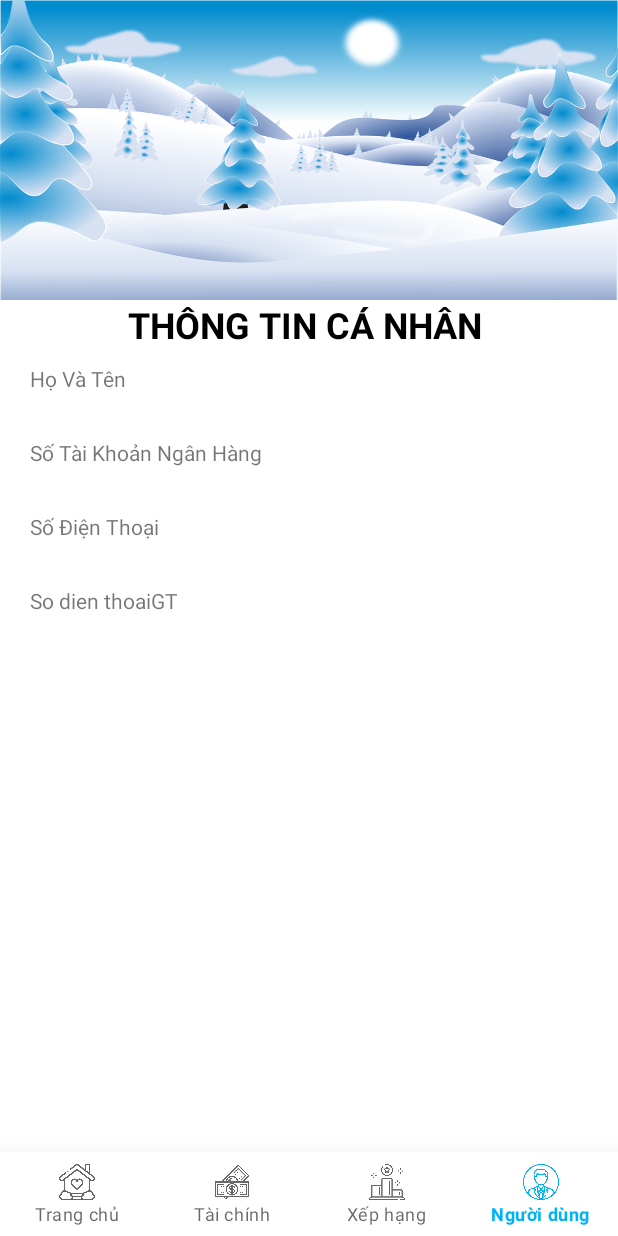
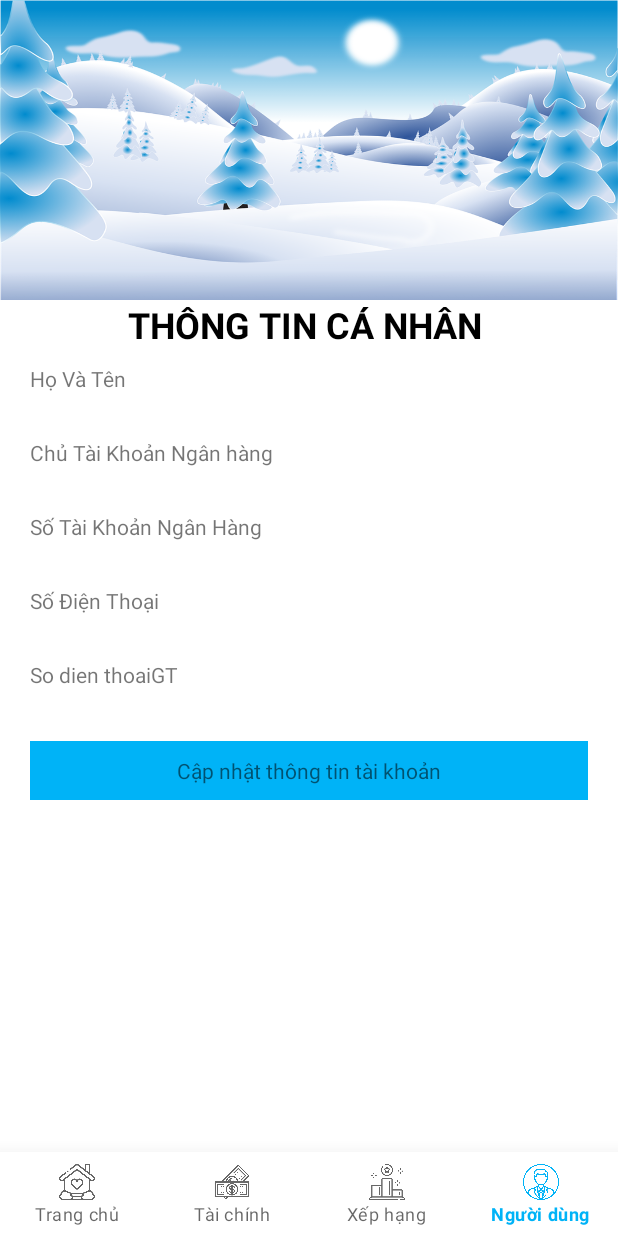
Before and after one commit to phong6786789/applikeanh, an Android app: the UserFragment screen opened through its navigation route, on a phone screen of 412 x 824 dp. Run offline under Robolectric (Android 15) with nearby library versions, the phone set to English and light mode, and no system bars; our stand-ins replace Firebase (no records; nobody signed in at launch, a user with empty details on screens opened directly), data binding, navigation-ui; 1 statement that could not run was skipped.

Commit message:
update the user screen

```diff
--- a/app/src/main/java/com/subi/likeanh/RegisterFragment.kt
+++ b/app/src/main/java/com/subi/likeanh/RegisterFragment.kt
@@ -97,7 +97,7 @@ class RegisterFragment : Fragment() {
                                                             "",
                                                             0,
                                                             edtMagt.text.toString(),
-                                                            androidID)
+                                                            androidID,"")
 
                                                         database.child(uid).setValue(user)
                                                             .addOnCompleteListener {
--- a/app/src/main/java/com/subi/likeanh/model/User.kt
+++ b/app/src/main/java/com/subi/likeanh/model/User.kt
@@ -9,8 +9,9 @@ data class User(
     var bank:String,
     var stk:Int,
     var sdtGt:String,
-    var idPhone:String
+    var idPhone:String,
+    var userBank: String
 
 ){
-    constructor():this("","","","",true, "",0,"","")
+    constructor():this("","","","",true, "",0,"","","")
 }
--- a/app/src/main/java/com/subi/likeanh/user/UserFragment.kt
+++ b/app/src/main/java/com/subi/likeanh/user/UserFragment.kt
@@ -9,6 +9,7 @@ import android.view.ViewGroup
 import android.view.animation.AnimationUtils
 import androidx.fragment.app.viewModels
 import androidx.lifecycle.ViewModel
+import androidx.navigation.fragment.findNavController
 import com.google.android.material.bottomnavigation.BottomNavigationView
 import com.google.firebase.database.FirebaseDatabase
 import com.subi.likeanh.BR
@@ -26,7 +27,7 @@ import com.subi.likeanh.model.User
 import kotlin.math.log
 
 
-class UserFragment : Fragment() {
+class UserFragment : Fragment(), View.OnClickListener {
     private lateinit var binding: FragmentUserBinding
     private val viewModel: UserViewModel by viewModels()
     private var user = FirebaseAuth.getInstance().currentUser
@@ -40,7 +41,12 @@ class UserFragment : Fragment() {
         binding = FragmentUserBinding.inflate(inflater, container, false)
         init()
         checkForSetDataToUserFragment()
+        setOnClickForViews()
         return binding.root;
+    }
+
+    private fun setOnClickForViews() {
+        binding.tvMoveToScreenUpdatesUser.setOnClickListener(this)
     }
 
     private fun checkForSetDataToUserFragment() {
@@ -70,4 +76,16 @@ class UserFragment : Fragment() {
         requireActivity().findViewById<BottomNavigationView>(R.id.bottom_nav).visibility =
             View.VISIBLE
     }
+
+    override fun onClick(v: View?) {
+        when (v?.id) {
+            R.id.tvMoveToScreenUpdatesUser -> {
+                startToAnotherScreen()
+            }
+        }
+    }
+
+    private fun startToAnotherScreen() {
+        findNavController().navigate(R.id.editUserFragment)
+    }
 }
--- /dev/null
+++ b/app/src/main/java/com/subi/likeanh/utils/Extensions.kt
@@ -0,0 +1 @@
+package com.subi.likeanh.utils
--- a/app/src/main/res/layout/fragment_user.xml
+++ b/app/src/main/res/layout/fragment_user.xml
@@ -11,7 +11,8 @@
 
     <RelativeLayout
         android:layout_width="match_parent"
-        android:layout_height="match_parent">
+        android:layout_height="match_parent"
+        tools:context=".user.UserFragment">
 
         <androidx.appcompat.widget.AppCompatImageView
             android:id="@+id/imgA"
@@ -52,6 +53,23 @@
                 android:layout_marginStart="20dp"
                 android:layout_marginTop="5dp"
                 android:text="@{viewModel.user.name}"
+                android:textColor="@color/black"
+                android:textStyle="bold" />
+
+            <TextView
+                android:layout_width="match_parent"
+                android:layout_height="wrap_content"
+                android:layout_marginStart="20dp"
+                android:layout_marginTop="5dp"
+                android:text="Chủ Tài Khoản Ngân hàng" />
+
+            <TextView
+                android:id="@+id/tvUserAccount"
+                android:layout_width="match_parent"
+                android:layout_height="wrap_content"
+                android:layout_marginStart="20dp"
+                android:layout_marginTop="5dp"
+                android:text="@{viewModel.user.userBank}"
                 android:textColor="@color/black"
                 android:textStyle="bold" />
 
@@ -105,6 +123,19 @@
                 android:text="@{viewModel.user.sdtGt}"
                 android:textColor="@color/black"
                 android:textStyle="bold" />
+
+            <TextView
+                android:id="@+id/tvMoveToScreenUpdatesUser"
+                android:layout_width="match_parent"
+                android:layout_height="wrap_content"
+                android:layout_marginStart="20dp"
+                android:layout_marginTop="10dp"
+                android:layout_marginEnd="20dp"
+                android:background="@color/main"
+                android:gravity="center"
+                android:padding="10dp"
+                android:text="Cập nhật thông tin tài khoản" />
+
         </LinearLayout>
 
 
--- a/app/src/main/res/navigation/nav.xml
+++ b/app/src/main/res/navigation/nav.xml
@@ -73,6 +73,9 @@
             app:exitAnim="@anim/slide_out_left"
             app:popEnterAnim="@anim/slide_in_left"
             app:popExitAnim="@anim/slide_out_right" />
+        <action
+            android:id="@+id/action_moneyFragment_to_userFragment"
+            app:destination="@id/userFragment" />
     </fragment>
     <fragment
         android:id="@+id/rankFragment"
@@ -81,7 +84,11 @@
     <fragment
         android:id="@+id/userFragment"
         android:name="com.subi.likeanh.user.UserFragment"
-        android:label="UserFragment" />
+        android:label="UserFragment" >
+        <action
+            android:id="@+id/action_userFragment_to_editUserFragment"
+            app:destination="@id/editUserFragment" />
+    </fragment>
     <fragment
         android:id="@+id/lichSuFragment"
         android:name="com.subi.likeanh.money.lichsu.LichSuFragment"
@@ -98,4 +105,12 @@
         android:id="@+id/rutFragment"
         android:name="com.subi.likeanh.money.rut.RutFragment"
         android:label="RutFragment" />
+    <fragment
+        android:id="@+id/editUserFragment"
+        android:name="com.subi.likeanh.user.EditUserFragment"
+        android:label="EditUserFragment" >
+        <action
+            android:id="@+id/action_editUserFragment_to_userFragment"
+            app:destination="@id/userFragment" />
+    </fragment>
 </navigation>
```
Also changed, not shown: app/src/main/java/com/subi/likeanh/user/EditUserFragment.kt (added, +119 -0 lines), app/src/main/res/layout/fragment_edit_user.xml (added, +154 -0 lines).
